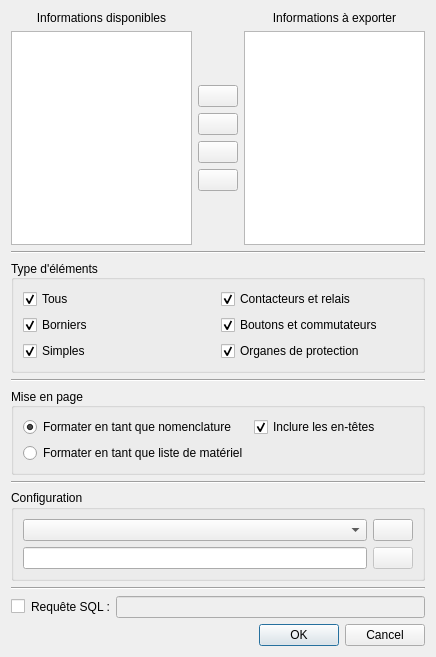
qelectrotech/qelectrotech-source-mirror, file sources/ui/bomexportdialog.ui: the form before one commit.
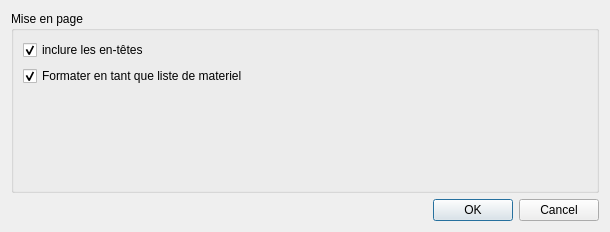
The form after the commit. Icons and pictures are not drawn.

```diff
--- a/sources/ui/bomexportdialog.ui
+++ b/sources/ui/bomexportdialog.ui
@@ -6,420 +6,58 @@
    <rect>
     <x>0</x>
     <y>0</y>
-    <width>436</width>
-    <height>657</height>
+    <width>610</width>
+    <height>232</height>
    </rect>
   </property>
   <property name="windowTitle">
    <string>Export CSV</string>
   </property>
-  <layout class="QVBoxLayout" name="verticalLayout">
-   <property name="sizeConstraint">
-    <enum>QLayout::SetDefaultConstraint</enum>
-   </property>
-   <item>
-    <widget class="QWidget" name="m_info_widget" native="true">
-     <layout class="QGridLayout" name="gridLayout">
-      <property name="leftMargin">
-       <number>0</number>
-      </property>
-      <property name="topMargin">
-       <number>0</number>
-      </property>
-      <property name="rightMargin">
-       <number>0</number>
-      </property>
-      <property name="bottomMargin">
-       <number>0</number>
-      </property>
-      <item row="0" column="0">
-       <widget class="QLabel" name="label_2">
-        <property name="text">
-         <string>Informations disponibles</string>
-        </property>
-        <property name="alignment">
-         <set>Qt::AlignCenter</set>
-        </property>
-       </widget>
-      </item>
-      <item row="0" column="2">
-       <widget class="QLabel" name="label">
-        <property name="text">
-         <string>Informations à exporter</string>
-        </property>
-        <property name="alignment">
-         <set>Qt::AlignCenter</set>
-        </property>
-        <property name="margin">
-         <number>0</number>
-        </property>
-       </widget>
-      </item>
-      <item row="1" column="0">
-       <widget class="QListWidget" name="m_var_list"/>
-      </item>
-      <item row="1" column="2">
-       <widget class="QListWidget" name="m_choosen_list"/>
-      </item>
-      <item row="1" column="1">
-       <layout class="QVBoxLayout" name="verticalLayout_2" stretch="0,0,0,0,0,0">
-        <property name="spacing">
-         <number>6</number>
-        </property>
-        <property name="sizeConstraint">
-         <enum>QLayout::SetDefaultConstraint</enum>
-        </property>
-        <item>
-         <spacer name="verticalSpacer">
-          <property name="orientation">
-           <enum>Qt::Vertical</enum>
-          </property>
-          <property name="sizeHint" stdset="0">
-           <size>
-            <width>20</width>
-            <height>40</height>
-           </size>
-          </property>
-         </spacer>
-        </item>
-        <item>
-         <widget class="QPushButton" name="m_up_pb">
-          <property name="toolTip">
-           <string>Monter la sélection</string>
-          </property>
-          <property name="text">
-           <string/>
-          </property>
-          <property name="icon">
-           <iconset resource="../../qelectrotech.qrc">
-            <normaloff>:/ico/16x16/go-up.png</normaloff>:/ico/16x16/go-up.png</iconset>
-          </property>
-          <property name="checkable">
-           <bool>false</bool>
-          </property>
-         </widget>
-        </item>
-        <item>
-         <widget class="QPushButton" name="m_add_pb">
-          <property name="toolTip">
-           <string>Ajouter la sélection</string>
-          </property>
-          <property name="text">
-           <string/>
-          </property>
-          <property name="icon">
-           <iconset resource="../../qelectrotech.qrc">
-            <normaloff>:/ico/16x16/list-add.png</normaloff>:/ico/16x16/list-add.png</iconset>
-          </property>
-         </widget>
-        </item>
-        <item>
-         <widget class="QPushButton" name="m_remove_pb">
-          <property name="toolTip">
-           <string>Supprimer la sélection</string>
-          </property>
-          <property name="text">
-           <string/>
-          </property>
-          <property name="icon">
-           <iconset resource="../../qelectrotech.qrc">
-            <normaloff>:/ico/16x16/list-remove.png</normaloff>:/ico/16x16/list-remove.png</iconset>
-          </property>
-         </widget>
-        </item>
-        <item>
-         <widget class="QPushButton" name="m_down_pb">
-          <property name="toolTip">
-           <string>Descendre la sélection</string>
-          </property>
-          <property name="text">
-           <string/>
-          </property>
-          <property name="icon">
-           <iconset resource="../../qelectrotech.qrc">
-            <normaloff>:/ico/16x16/go-down.png</normaloff>:/ico/16x16/go-down.png</iconset>
-          </property>
-         </widget>
-        </item>
-        <item>
-         <spacer name="verticalSpacer_2">
-          <property name="orientation">
-           <enum>Qt::Vertical</enum>
-          </property>
-          <property name="sizeHint" stdset="0">
-           <size>
-            <width>20</width>
-            <height>40</height>
-           </size>
-          </property>
-         </spacer>
-        </item>
-       </layout>
-      </item>
-     </layout>
-    </widget>
-   </item>
-   <item>
-    <widget class="Line" name="line">
-     <property name="orientation">
-      <enum>Qt::Horizontal</enum>
-     </property>
-    </widget>
-   </item>
-   <item>
-    <widget class="QWidget" name="m_parametre_widget" native="true">
-     <layout class="QHBoxLayout" name="horizontalLayout_3">
-      <property name="leftMargin">
-       <number>0</number>
-      </property>
-      <property name="topMargin">
-       <number>0</number>
-      </property>
-      <property name="rightMargin">
-       <number>0</number>
-      </property>
-      <property name="bottomMargin">
-       <number>0</number>
-      </property>
-      <item>
-       <widget class="QGroupBox" name="groupBox_3">
-        <property name="title">
-         <string>Type d'éléments</string>
-        </property>
-        <property name="alignment">
-         <set>Qt::AlignLeading|Qt::AlignLeft|Qt::AlignVCenter</set>
-        </property>
-        <layout class="QGridLayout" name="gridLayout_4">
-         <item row="4" column="0">
-          <widget class="QCheckBox" name="m_simple_cb">
-           <property name="text">
-            <string>Simples</string>
-           </property>
-           <property name="checked">
-            <bool>true</bool>
-           </property>
-          </widget>
-         </item>
-         <item row="0" column="0">
-          <widget class="QCheckBox" name="m_all_cb">
-           <property name="text">
-            <string>Tous</string>
-           </property>
-           <property name="checked">
-            <bool>true</bool>
-           </property>
-          </widget>
-         </item>
-         <item row="0" column="1">
-          <widget class="QCheckBox" name="m_coil_cb">
-           <property name="text">
-            <string>Contacteurs et relais</string>
-           </property>
-           <property name="checked">
-            <bool>true</bool>
-           </property>
-          </widget>
-         </item>
-         <item row="1" column="1">
-          <widget class="QCheckBox" name="m_button_cb">
-           <property name="text">
-            <string>Boutons et commutateurs</string>
-           </property>
-           <property name="checked">
-            <bool>true</bool>
-           </property>
-          </widget>
-         </item>
-         <item row="1" column="0">
-          <widget class="QCheckBox" name="m_terminal_cb">
-           <property name="text">
-            <string>Borniers</string>
-           </property>
-           <property name="checked">
-            <bool>true</bool>
-           </property>
-          </widget>
-         </item>
-         <item row="4" column="1">
-          <widget class="QCheckBox" name="m_protection_cb">
-           <property name="text">
-            <string>Organes de protection</string>
-           </property>
-           <property name="checked">
-            <bool>true</bool>
-           </property>
-          </widget>
-         </item>
-        </layout>
-       </widget>
-      </item>
-     </layout>
-    </widget>
-   </item>
-   <item>
-    <widget class="Line" name="line_2">
-     <property name="orientation">
-      <enum>Qt::Horizontal</enum>
-     </property>
-    </widget>
-   </item>
-   <item>
-    <widget class="QGroupBox" name="m_format_as_gb">
-     <property name="title">
-      <string>Mise en page</string>
-     </property>
-     <property name="alignment">
-      <set>Qt::AlignLeading|Qt::AlignLeft|Qt::AlignVCenter</set>
-     </property>
-     <property name="flat">
-      <bool>false</bool>
-     </property>
-     <property name="checkable">
-      <bool>false</bool>
-     </property>
-     <layout class="QGridLayout" name="gridLayout_3">
-      <item row="0" column="1">
-       <widget class="QCheckBox" name="m_include_header_cb">
-        <property name="enabled">
-         <bool>true</bool>
-        </property>
-        <property name="text">
-         <string>Inclure les en-têtes</string>
-        </property>
-        <property name="checked">
-         <bool>true</bool>
-        </property>
-       </widget>
-      </item>
-      <item row="0" column="0">
-       <widget class="QRadioButton" name="m_format_as_nomenclature_rb">
-        <property name="toolTip">
-         <string>Chaque élément portant la même référence sera listé</string>
-        </property>
-        <property name="text">
-         <string>Formater en tant que nomenclature</string>
-        </property>
-        <property name="checked">
-         <bool>true</bool>
-        </property>
-       </widget>
-      </item>
-      <item row="1" column="0">
-       <widget class="QRadioButton" name="m_format_as_bom_rb">
-        <property name="toolTip">
-         <string>Une même référence utilisé par plusieurs éléments ne sera listé qu'une fois</string>
-        </property>
-        <property name="text">
-         <string>Formater en tant que liste de matériel</string>
-        </property>
-       </widget>
-      </item>
-     </layout>
-    </widget>
-   </item>
-   <item>
-    <widget class="Line" name="line_4">
-     <property name="orientation">
-      <enum>Qt::Horizontal</enum>
-     </property>
-    </widget>
-   </item>
+  <layout class="QVBoxLayout" name="m_main_layout">
    <item>
     <widget class="QGroupBox" name="groupBox">
      <property name="title">
-      <string>Configuration</string>
+      <string>Mise en page</string>
      </property>
-     <layout class="QGridLayout" name="gridLayout_2">
-      <item row="0" column="1">
-       <widget class="QPushButton" name="m_load_pb">
-        <property name="enabled">
-         <bool>true</bool>
-        </property>
-        <property name="toolTip">
-         <string>Ouvrir la configuration sélectionné</string>
-        </property>
+     <layout class="QVBoxLayout" name="verticalLayout_2">
+      <item>
+       <widget class="QCheckBox" name="m_include_headers">
         <property name="text">
-         <string/>
+         <string>inclure les en-têtes</string>
         </property>
-        <property name="icon">
-         <iconset resource="../../qelectrotech.qrc">
-          <normaloff>:/ico/16x16/folder-open.png</normaloff>:/ico/16x16/folder-open.png</iconset>
+        <property name="checked">
+         <bool>true</bool>
         </property>
        </widget>
       </item>
-      <item row="0" column="0">
-       <widget class="QComboBox" name="m_conf_cb">
-        <property name="editable">
-         <bool>false</bool>
+      <item>
+       <widget class="QCheckBox" name="m_format_as_bom">
+        <property name="text">
+         <string>Formater en tant que liste de materiel</string>
         </property>
+        <property name="checked">
+         <bool>true</bool>
+        </property>
        </widget>
       </item>
-      <item row="1" column="0">
-       <widget class="QLineEdit" name="m_save_name_le"/>
-      </item>
-      <item row="1" column="1">
-       <widget class="QPushButton" name="m_save_current_conf_pb">
-        <property name="enabled">
-         <bool>false</bool>
+      <item>
+       <spacer name="verticalSpacer">
+        <property name="orientation">
+         <enum>Qt::Vertical</enum>
         </property>
-        <property name="toolTip">
-         <string>Sauvegarder la configuration actuelle</string>
+        <property name="sizeHint" stdset="0">
+         <size>
+          <width>20</width>
+          <height>40</height>
+         </size>
         </property>
-        <property name="text">
-         <string/>
-        </property>
-        <property name="icon">
-         <iconset resource="../../qelectrotech.qrc">
-          <normaloff>:/ico/16x16/document-save.png</normaloff>:/ico/16x16/document-save.png</iconset>
-        </property>
-        <property name="flat">
-         <bool>false</bool>
-        </property>
-       </widget>
+       </spacer>
       </item>
      </layout>
     </widget>
    </item>
    <item>
-    <widget class="Line" name="line_3">
-     <property name="frameShadow">
-      <enum>QFrame::Sunken</enum>
-     </property>
-     <property name="orientation">
-      <enum>Qt::Horizontal</enum>
-     </property>
-    </widget>
-   </item>
-   <item>
-    <layout class="QHBoxLayout" name="horizontalLayout">
-     <item>
-      <widget class="QCheckBox" name="m_edit_sql_query_cb">
-       <property name="toolTip">
-        <string>Requête SQL personnalisée</string>
-       </property>
-       <property name="text">
-        <string/>
-       </property>
-      </widget>
-     </item>
-     <item>
-      <widget class="QLabel" name="label_3">
-       <property name="text">
-        <string>Requête SQL :</string>
-       </property>
-      </widget>
-     </item>
-     <item>
-      <widget class="QLineEdit" name="m_sql_query">
-       <property name="enabled">
-        <bool>false</bool>
-       </property>
-      </widget>
-     </item>
-    </layout>
-   </item>
-   <item>
-    <widget class="QDialogButtonBox" name="m_button_box">
+    <widget class="QDialogButtonBox" name="buttonBox">
      <property name="orientation">
       <enum>Qt::Horizontal</enum>
      </property>
```
Left out of the diff: 42 changed lines with no effect on the pictures.
